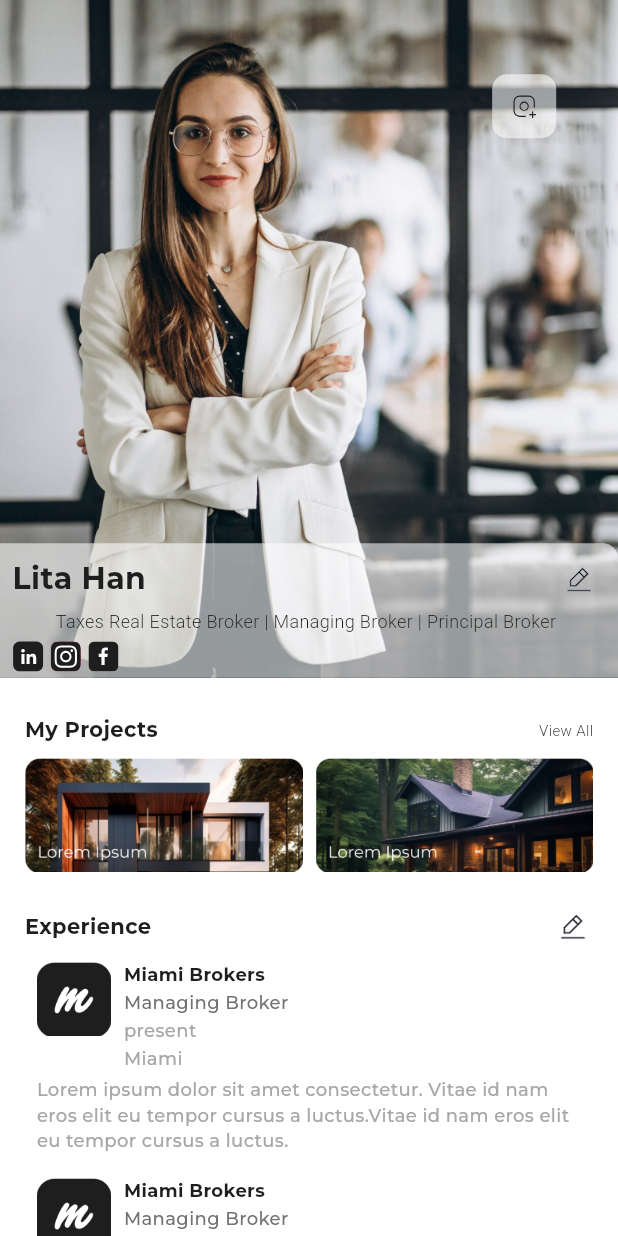
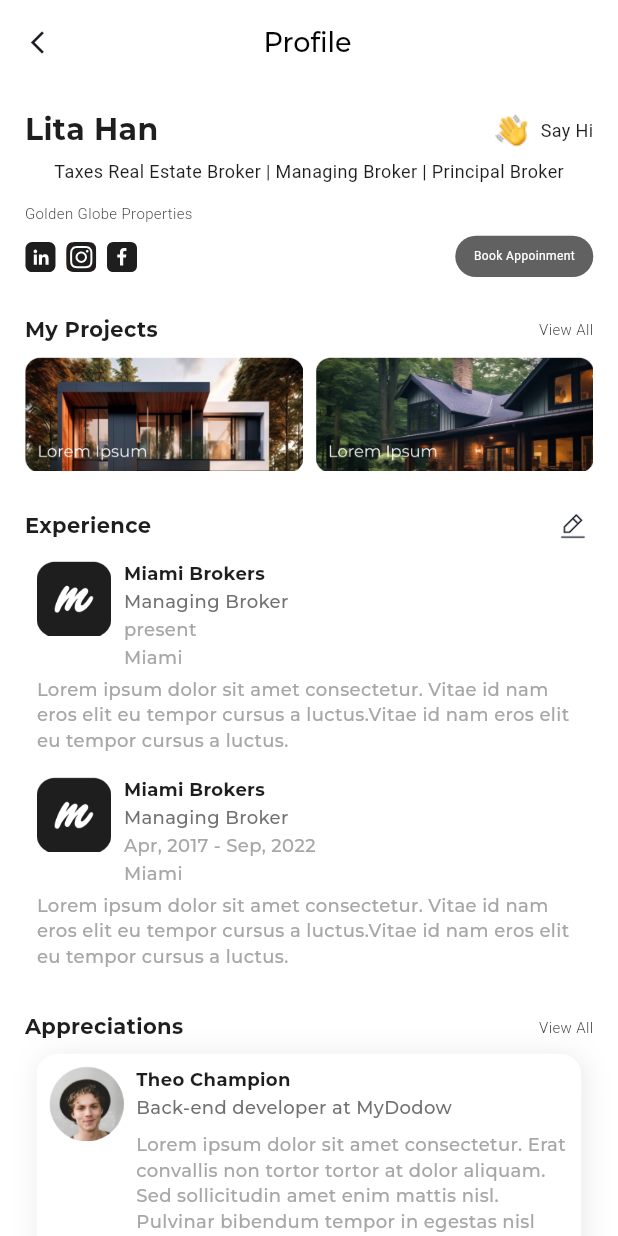
Before and after one commit to ZeeshanAhamad786/Villemara-App, a Flutter app: the MainProfileScreen screen opened directly, on a phone screen of 412 x 824 dp. Run offline on Flutter 3.47's test engine with Material 3 defaults, Android fonts, the phone set to English and light mode, and no system bars; our stand-ins replace dotted_border, flutter_svg, get, responsive_sizer, smooth_page_indicator, story_view; missing offline and left inert: face_camera; Roboto replaces fonts that are missing (regular); project files that could hold a hidden picture were left out.

Commit message:
initial changes

```diff
--- a/lib/controller/custom_widgets/constant.dart
+++ b/lib/controller/custom_widgets/constant.dart
@@ -158,7 +158,7 @@ class Constant {
       color: MyColor.blackBoldColor,fontFamily: "bold");
   static TextStyle sayHi = TextStyle(
       fontSize: 12.px,
-      fontWeight: FontWeight.w300,
+      fontWeight: FontWeight.w400,
       color: MyColor.blackBoldColor,fontFamily: "regular");
   static TextStyle litaEmail = TextStyle(
       fontSize: 10.px,
@@ -189,5 +189,21 @@ class Constant {
       fontWeight: FontWeight.w400,
       color: MyColor.blackBoldColor,
       fontFamily: "regular");
+  static TextStyle whiteBook = TextStyle(fontSize: 8.px,
+      fontWeight: FontWeight.w400,
+      color: MyColor.white,
+      fontFamily: "regular");
+  static TextStyle projectDescTitle = TextStyle(fontSize: 10.px,
+      fontWeight: FontWeight.w400,
+      color: MyColor.blackBoldColor,fontFamily: "medium");
+  static TextStyle commentsReply = TextStyle(fontSize: 10.px,
+      fontWeight: FontWeight.w400,
+      color: MyColor.blackBoldColor.withOpacity(0.6),fontFamily: "medium");
+  static TextStyle commentsDesc = TextStyle(fontSize: 10.px,
+      fontWeight: FontWeight.w400,
+      color: MyColor.choosePerson,fontFamily: "medium");
+  static TextStyle commentsTime = TextStyle(fontSize: 10.px,
+      fontWeight: FontWeight.w400,
+      color: MyColor.textTime,fontFamily: "medium");
 
 }
--- a/lib/controller/custom_widgets/my_color.dart
+++ b/lib/controller/custom_widgets/my_color.dart
@@ -27,6 +27,7 @@ class MyColor{
   static const Color textGrey=Color(0XFFBDBDBD);
   static const Color textRed=Color(0XFFE51616);
   static const Color textDarkGrey=Color(0XFFE2E2E2);
+  static const Color textTime=Color(0XFFE3E3E3);
 
 
 
--- a/lib/view/screens/bottom_navigation_bar.dart
+++ b/lib/view/screens/bottom_navigation_bar.dart
@@ -4,6 +4,7 @@ import 'package:get/get.dart';
 import 'package:responsive_sizer/responsive_sizer.dart';
 import 'package:villemara_app/controller/custom_widgets/my_color.dart';
 import 'package:villemara_app/view/screens/profile_section/main_profile_screen.dart';
+import 'package:villemara_app/view/screens/profile_section/new_main_profile_screen.dart';
 
 import 'add_post_section/upload_posts_tabbar.dart';
 import 'blogs_secton/blogs_screen.dart';
@@ -25,7 +26,7 @@ class BottomNavigationScreenState extends State<BottomNavigationScreen> {
     const HomeScreen(),
     const ChatTabBar(),
     const BlogsScreen(),
-    const MainProfileScreen(),
+    const NewMainProfileScreen(),
   ];
 
   void _onItemTapped(int index) {
--- a/lib/view/screens/home_section/like_screen.dart
+++ b/lib/view/screens/home_section/like_screen.dart
@@ -80,7 +80,7 @@ class _LikeScreenState extends State<LikeScreen> {
                         getHorizontalSpace(2.h),
                         // Expanded(
                         //     child: TextFormField(decoration: InputDecoration.collapsed(hintText: data1[index]),style: Constant.textLikeName,))
-                      Text(data1[index],style: TextStyle(fontFamily: 'medium',color: const Color(0xff444444),fontSize: 16.px,fontWeight: FontWeight.w400),)
+                      Text(data1[index],style: TextStyle(fontFamily: 'medium',color: const Color(0xff444444),fontSize: 14.px,fontWeight: FontWeight.w400),)
                       ],
                     ),
                     const Divider(color: MyColor.dividerColor),
--- a/lib/view/screens/home_section/share_screen.dart
+++ b/lib/view/screens/home_section/share_screen.dart
@@ -65,11 +65,11 @@ class _ShareScreenState extends State<ShareScreen> {
                        ListTile(
                          title: Text(
                            items[index].name,
-                           // style: CustomTextStyle.mediumTextTitle,
+                           style: Constant.projectDesc,
                          ),
                          subtitle: Text(
                            items[index].title,
-                           // style: CustomTextStyle.mediumTextSubtitle,
+                           style: Constant.projectDescTitle,
                          ),
                          leading: CircleAvatar(
                            maxRadius: 30,
--- a/lib/view/screens/profile_section/main_profile_screen.dart
+++ b/lib/view/screens/profile_section/main_profile_screen.dart
@@ -52,59 +52,63 @@ class _MainProfileScreenState extends State<MainProfileScreen> {
   @override
   Widget build(BuildContext context) {
     return Scaffold(
-      backgroundColor: MyColor.white,
+      backgroundColor: Colors.white,
+      appBar: AppBar(
+        automaticallyImplyLeading: false,
+        backgroundColor: Colors.white,
+        title: Row(
+          mainAxisAlignment: MainAxisAlignment.spaceBetween,
+          children: [
+            GestureDetector(
+              onTap: () {
+                Get.back();
+              },
+              child: Icon(Icons.arrow_back_ios_new, size: 18.px),
+            ),
+            Text("Profile", style: Constant.projectTitle),
+         SizedBox(height: 20,width: 20,)
+
+          ],
+        ),
+      ),
+
       body: SingleChildScrollView(
+        child: Padding(
+          padding:  EdgeInsets.symmetric(horizontal: 2.h),
           child: Column(children: [
-          Stack(children: [
-            Image.asset("assets/png/glassesBackground.png"),
-            Positioned(bottom: 0,
-              child: Container(
-                width: MediaQuery.of(context).size.width,
-                padding:EdgeInsets.only(right: 3.w,left: 2.w,top: 2.w,bottom: 1.w) ,
-                decoration: BoxDecoration(borderRadius:const BorderRadius.only(topRight: Radius.circular(10)),color: Colors.white.withOpacity(0.58)),
-                child: Column(
-                  children: [
+            getVerticalSpace(2.h),
             Row(mainAxisAlignment: MainAxisAlignment.spaceBetween,
               children: [
                 Text("Lita Han",style: Constant.milkTate,),
-                        GestureDetector(onTap: (){
-                          Get.to(()=>const EditInfoScreen());
-                        },
-                            child: SvgPicture.asset("assets/svg/write.svg",)),
-                        // getHorizontalSpace(1.w),
-                        // Text("Say Hi",style: Constant.sayHi,),
+                Spacer(),
+                Image.asset("assets/png/sayHi.png"),
+                getHorizontalSpace(2.w),
+                Text("Say Hi",style: Constant.sayHi,),
               ],
             ),
             getVerticalSpace(1.w),
             Text("Taxes Real Estate Broker | Managing Broker | Principal Broker",style: Constant.sayHi),
-                    getVerticalSpace(1.w),
+            getVerticalSpace(3.w),
+            Align(alignment: Alignment.centerLeft,
+                child: Text("Golden Globe Properties",style: Constant.litaEmail)),
+            getVerticalSpace(2.w),
             Row(mainAxisAlignment: MainAxisAlignment.start,
               children: [
                 SvgPicture.asset("assets/svg/linkden.svg"),
-                        getHorizontalSpace(1.w),
+                getHorizontalSpace(1.5.w),
                 SvgPicture.asset("assets/svg/Instagram.svg"),
-                        getHorizontalSpace(1.w),
+                getHorizontalSpace(1.5.w),
                 SvgPicture.asset("assets/svg/facebook.svg"),
-                      ],
+                Spacer(),
+                Container(
+                  padding: EdgeInsets.symmetric(horizontal: 3.w,vertical: 2.w),
+                  decoration: BoxDecoration(borderRadius: BorderRadius.circular(20),color: MyColor.blackBoldColor.withOpacity(0.7),),
+                  child: Text("Book Appoinment",style: Constant.whiteBook,),
                 )
               ],
             ),
-              ),
-            ),
-        Positioned(top: 6.h,right: 5.h,
-          child: Container(
-            padding:EdgeInsets.only(right: 3.w,left: 3.w,top: 3.w,bottom: 3.w) ,
-            decoration: BoxDecoration(borderRadius: BorderRadius.circular(10),
-                color: Colors.white.withOpacity(0.58)),
-            child: SvgPicture.asset("assets/svg/cameraIcon.svg")
-          ))
-           ],
-
-          ),
             getVerticalSpace(3.h),
-          Padding(
-            padding:  EdgeInsets.symmetric(horizontal: 2.h),
-            child: Column(
+            Column(
               children: [
                 Row(mainAxisAlignment: MainAxisAlignment.spaceBetween,
                   children: [
@@ -179,7 +183,7 @@ class _MainProfileScreenState extends State<MainProfileScreen> {
                 getVerticalSpace(2.5.h),
                 Row(mainAxisAlignment: MainAxisAlignment.spaceBetween,
                   children: [
-                    Text("Recommendations",style: Constant.projects,),
+                    Text("Appreciations",style: Constant.projects,),
                     GestureDetector(onTap: (){
                       Get.to(()=>const RecommendHomeScreen());
                     },
@@ -450,13 +454,6 @@ class _MainProfileScreenState extends State<MainProfileScreen> {
                     );
                   },
                 ),
-
-
-
-
-
-
-
                const Divider(color: MyColor.greyColor,),
                 getVerticalSpace(3.h),
                 Container(
@@ -551,9 +548,9 @@ class _MainProfileScreenState extends State<MainProfileScreen> {
 
                 const   Divider(color: MyColor.greyColor,),
               ],
-            ),
             )
           ],),
+        ),
       ),
     );
   }
--- a/lib/view/screens/profile_section/other_User_Profile_Screen.dart
+++ b/lib/view/screens/profile_section/other_User_Profile_Screen.dart
@@ -216,7 +216,6 @@ class _OtherUserProfileScreenState extends State<OtherUserProfileScreen> {
                             ),
                           ),
                         ),
-
                         Positioned(
                           bottom: 8,
                           left: 10.h,
--- a/lib/view/screens/recommendations/give_recommendation_screen.dart
+++ b/lib/view/screens/recommendations/give_recommendation_screen.dart
@@ -23,7 +23,7 @@ class GiveRecommendationScreen extends StatelessWidget {
               Get.back();
             },
                 child: Icon(Icons.arrow_back_ios_new, size: 18.px)),
-            Text("Recommendations", style: Constant.textLikes),
+            Text("Appreciations", style: Constant.textLikes),
             const SizedBox(height: 10, width: 10)
           ],
         ),
--- a/lib/view/screens/recommendations/received_recommendation.dart
+++ b/lib/view/screens/recommendations/received_recommendation.dart
@@ -39,7 +39,6 @@ class _ReceivedRecommendationScreenState extends State<ReceivedRecommendationScr
             child: ListView.builder(
                 padding: EdgeInsets.zero,
                 physics: const BouncingScrollPhysics(),
-
                 shrinkWrap: true,
                 itemCount: recommendData.length,
                 itemBuilder: (context,index){
--- a/lib/view/screens/recommendations/recommend_home_screen.dart
+++ b/lib/view/screens/recommendations/recommend_home_screen.dart
@@ -31,7 +31,7 @@ class _RecommendHomeScreenState extends State<RecommendHomeScreen> {
                 child: Icon(Icons.arrow_back_ios_new, size: 18.px)),
             const Expanded(child: SizedBox()),
 
-            Text("Recommendations", style: Constant.textLikes),
+            Text("Appreciations", style: Constant.textLikes),
             const Expanded(child: SizedBox()),
             GestureDetector(onTap: ()
             {
```
Also changed, not shown: lib/view/screens/authentication_screens/signup_screen.dart (+8 -1 lines), lib/view/screens/home_section/comment_screen.dart (+4 -4 lines), lib/view/screens/profile_section/new_main_profile_screen.dart (added, +76 -0 lines), assets/png/sayHi.png (added), assets/png/villemaraProfilepng.png (added), assets/svg/wave.svg (added). Lines whose indentation alone changed are shown as unchanged.
